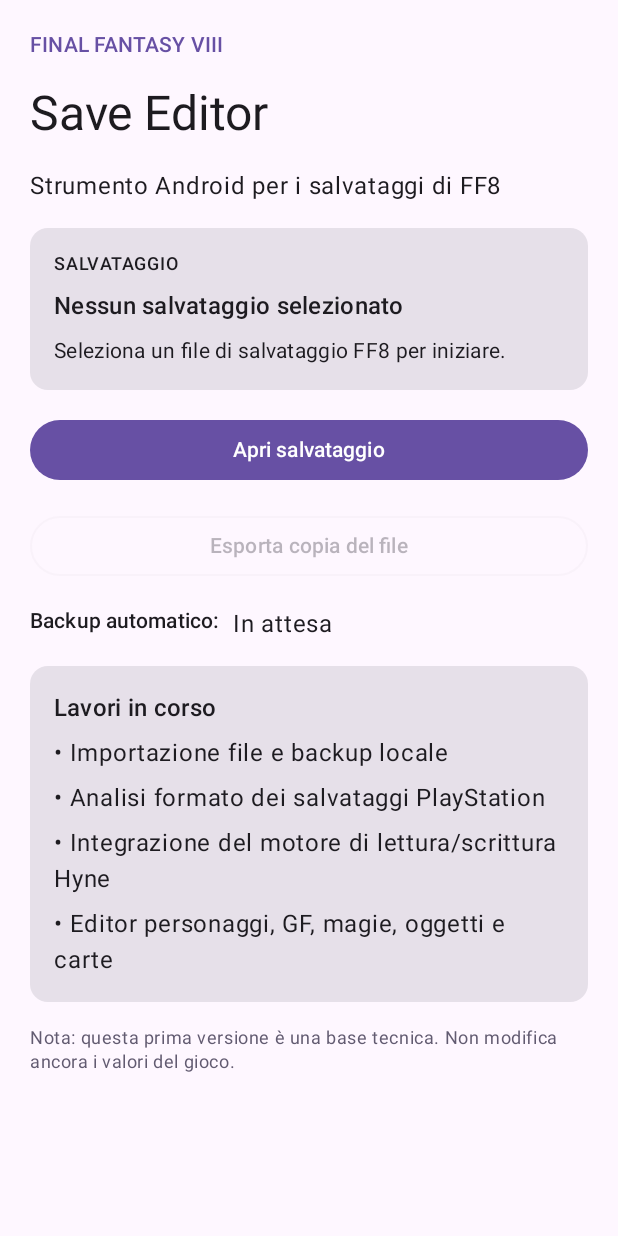
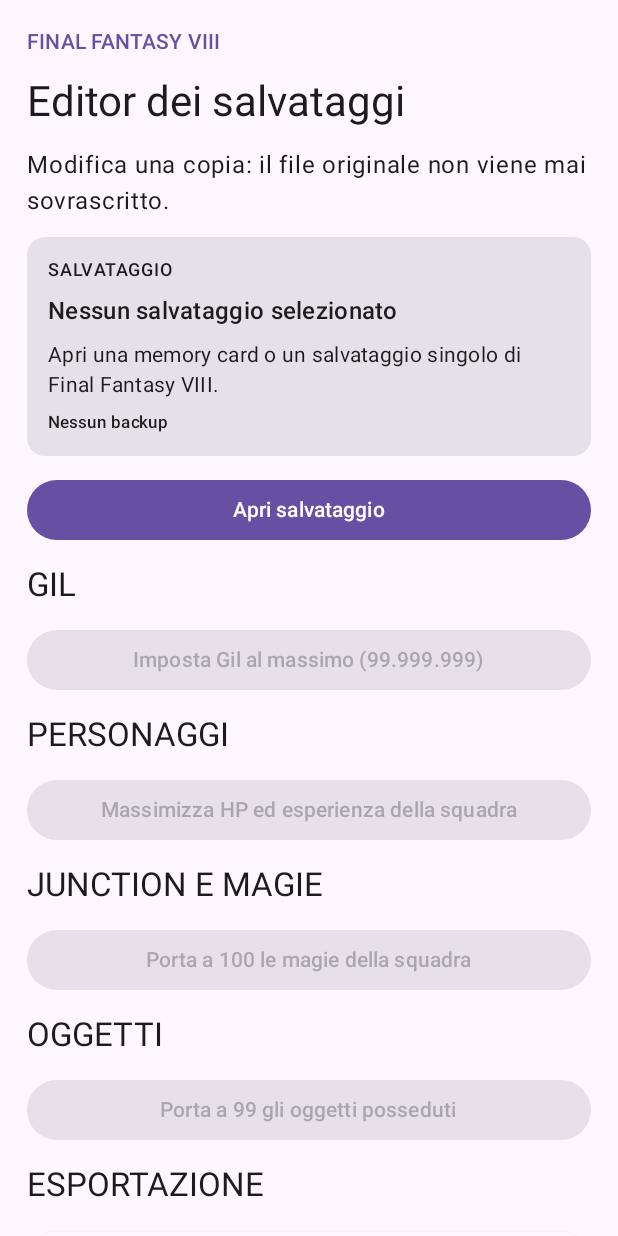
Before and after one commit to luciorizza1988-del/FF8SaveEditorAndroid, an Android app built with Jetpack Compose: the screen it shows after launch (MainActivity), on a phone screen of 412 x 824 dp. Run offline under Robolectric (Android 15) with nearby library versions, the phone set to English and light mode, and no system bars.

Commit message:
Translate editor to Italian and add max-value actions

```diff
--- a/app/src/main/java/it/luciorizza/ff8saveeditor/MainActivity.kt
+++ b/app/src/main/java/it/luciorizza/ff8saveeditor/MainActivity.kt
@@ -8,10 +8,11 @@ import androidx.activity.compose.setContent
 import androidx.activity.result.contract.ActivityResultContracts
 import androidx.compose.foundation.layout.Arrangement
 import androidx.compose.foundation.layout.Column
-import androidx.compose.foundation.layout.Row
 import androidx.compose.foundation.layout.fillMaxSize
 import androidx.compose.foundation.layout.fillMaxWidth
 import androidx.compose.foundation.layout.padding
+import androidx.compose.foundation.rememberScrollState
+import androidx.compose.foundation.verticalScroll
 import androidx.compose.material3.Button
 import androidx.compose.material3.Card
 import androidx.compose.material3.MaterialTheme
@@ -24,8 +25,6 @@ import androidx.compose.ui.unit.dp
 import java.io.File
 import java.io.FileOutputStream
 
-data class ImportedFile(val name: String, val bytes: ByteArray, val backup: File, val summary: String)
-
 class MainActivity : ComponentActivity() {
     override fun onCreate(savedInstanceState: Bundle?) {
         super.onCreate(savedInstanceState)
@@ -35,9 +34,21 @@ class MainActivity : ComponentActivity() {
     @Composable
     private fun SaveEditorHome() {
         var selectedName by remember { mutableStateOf("Nessun salvataggio selezionato") }
-        var status by remember { mutableStateOf("Seleziona un file di salvataggio FF8 per iniziare.") }
+        var status by remember { mutableStateOf("Apri una memory card o un salvataggio singolo di Final Fantasy VIII.") }
         var backupFile by remember { mutableStateOf<File?>(null) }
         var pendingBytes by remember { mutableStateOf<ByteArray?>(null) }
+        var saveOffset by remember { mutableIntStateOf(0) }
+
+        fun applyEdit(edit: (ByteArray, Int) -> FF8SaveWriter.EditResult?) {
+            val current = pendingBytes ?: run { status = "Prima apri un salvataggio."; return }
+            val result = edit(current, saveOffset)
+            if (result == null) {
+                status = "Modifica non applicata: formato o posizione del salvataggio non riconosciuti."
+            } else {
+                pendingBytes = result.bytes
+                status = "Modifica applicata alla copia in memoria. Esporta il file per conservarla; l'originale resta intatto."
+            }
+        }
 
         val exportLauncher = rememberLauncherForActivityResult(
             ActivityResultContracts.CreateDocument("application/octet-stream")
@@ -47,7 +58,7 @@ class MainActivity : ComponentActivity() {
                 runCatching {
                     contentResolver.openOutputStream(destination)?.use { it.write(bytes) }
                         ?: error("Impossibile aprire il file di destinazione")
-                }.onSuccess { status = "Copia esportata. Il file originale non è stato modificato." }
+                }.onSuccess { status = "Copia modificata esportata. L'originale non è stato sovrascritto." }
                     .onFailure { status = "Esportazione non riuscita: ${it.localizedMessage}" }
             }
         }
@@ -59,31 +70,34 @@ class MainActivity : ComponentActivity() {
                 runCatching {
                     val bytes = contentResolver.openInputStream(uri)?.use { it.readBytes() }
                         ?: error("Impossibile leggere il file")
-                    val name = uri.lastPathSegment?.substringAfterLast('/') ?: "ff8-save"
+                    val name = uri.lastPathSegment?.substringAfterLast('/') ?: "salvataggio-ff8"
                     val backupDir = File(filesDir, "backups").apply { mkdirs() }
-                    val backup = File(backupDir, "${System.currentTimeMillis()}-${name.replace(Regex("[^A-Za-z0-9._-]"), "_")}")
+                    val safeName = name.replace(Regex("[^A-Za-z0-9._-]"), "_")
+                    val backup = File(backupDir, "${System.currentTimeMillis()}-$safeName")
                     FileOutputStream(backup).use { it.write(bytes) }
-                    ImportedFile(name, bytes, backup, FF8SaveScanner.describe(bytes))
-                }.onSuccess { imported ->
-                    selectedName = imported.name
-                    pendingBytes = imported.bytes
-                    backupFile = imported.backup
-                    val preview = FF8SaveReader.read(imported.bytes)
+                    var foundOffset = 0
+                    if (bytes.size >= 131072) {
+                        for (slot in 0 until 15) {
+                            val offset = 8192 + slot * 8192
+                            if (FF8SaveReader.read(bytes, offset) != null) { foundOffset = offset; break }
+                        }
+                    }
+                    Triple(name, bytes, backup) to foundOffset
+                }.onSuccess { (file, offset) ->
+                    selectedName = file.first
+                    pendingBytes = file.second
+                    backupFile = file.third
+                    saveOffset = offset
+                    val preview = FF8SaveReader.read(file.second, offset)
                     status = buildString {
-                        append(imported.summary)
+                        append(FF8SaveScanner.describe(file.second))
                         if (preview != null) {
                             append("\n\n")
                             append(FF8SaveReader.format(preview))
-                        } else if (imported.bytes.size >= 131072) {
-                            for (slot in 0 until 15) {
-                                val offset = 8192 + slot * 8192
-                                val cardPreview = FF8SaveReader.read(imported.bytes, offset)
-                                if (cardPreview != null) {
-                                    append("\n\nSlot ").append(slot + 1).append(":\n")
-                                    append(FF8SaveReader.format(cardPreview))
-                                }
-                            }
+                        } else {
+                            append("\n\nSalvataggio FF8 non identificato automaticamente.")
                         }
+                        if (offset > 0) append("\nSlot individuato: ${(offset - 8192) / 8192 + 1}")
                     }
                 }.onFailure { status = "Apertura non riuscita: ${it.localizedMessage}" }
             }
@@ -91,53 +105,52 @@ class MainActivity : ComponentActivity() {
 
         Surface(modifier = Modifier.fillMaxSize(), color = MaterialTheme.colorScheme.background) {
             Column(
-                modifier = Modifier.fillMaxSize().padding(20.dp),
-                verticalArrangement = Arrangement.spacedBy(16.dp)
+                modifier = Modifier.fillMaxSize().verticalScroll(rememberScrollState()).padding(18.dp),
+                verticalArrangement = Arrangement.spacedBy(12.dp)
             ) {
                 Text("FINAL FANTASY VIII", style = MaterialTheme.typography.labelLarge,
                     color = MaterialTheme.colorScheme.primary)
-                Text("Save Editor", style = MaterialTheme.typography.headlineLarge)
-                Text("Strumento Android per i salvataggi di FF8")
+                Text("Editor dei salvataggi", style = MaterialTheme.typography.headlineMedium)
+                Text("Modifica una copia: il file originale non viene mai sovrascritto.")
                 Card(Modifier.fillMaxWidth()) {
-                    Column(Modifier.padding(16.dp), verticalArrangement = Arrangement.spacedBy(8.dp)) {
+                    Column(Modifier.padding(14.dp), verticalArrangement = Arrangement.spacedBy(7.dp)) {
                         Text("SALVATAGGIO", style = MaterialTheme.typography.labelMedium)
                         Text(selectedName, style = MaterialTheme.typography.titleMedium)
                         Text(status, style = MaterialTheme.typography.bodyMedium)
+                        Text(if (backupFile?.exists() == true) "Backup locale creato" else "Nessun backup",
+                            style = MaterialTheme.typography.labelSmall)
                     }
                 }
-                Button(
-                    onClick = { openLauncher.launch(arrayOf("*/*")) },
-                    modifier = Modifier.fillMaxWidth()
-                ) { Text("Apri salvataggio") }
-                OutlinedButton(
-                    onClick = {
-                        val bytes = pendingBytes
-                        if (bytes != null) {
-                            pendingBytes = bytes
-                            exportLauncher.launch("FF8-save-copy")
-                        }
-                    },
-                    enabled = pendingBytes != null,
-                    modifier = Modifier.fillMaxWidth()
-                ) { Text("Esporta copia del file") }
-                Row(horizontalArrangement = Arrangement.spacedBy(8.dp)) {
-                    Text("Backup automatico:", style = MaterialTheme.typography.labelLarge)
-                    Text(if (backupFile?.exists() == true) "Creato" else "In attesa")
+                Button(onClick = { openLauncher.launch(arrayOf("*/*")) }, modifier = Modifier.fillMaxWidth()) {
+                    Text("Apri salvataggio")
                 }
-                Card(Modifier.fillMaxWidth()) {
-                    Column(Modifier.padding(16.dp), verticalArrangement = Arrangement.spacedBy(6.dp)) {
-                        Text("Lavori in corso", style = MaterialTheme.typography.titleMedium)
-                        Text("• Importazione file e backup locale")
-                        Text("• Analisi formato dei salvataggi PlayStation")
-                        Text("• Integrazione del motore di lettura/scrittura Hyne")
-                        Text("• Editor personaggi, GF, magie, oggetti e carte")
-                    }
+                Text("GIL", style = MaterialTheme.typography.titleLarge)
+                Button(onClick = { applyEdit { b, o -> FF8SaveWriter.updateGil(b, o, 99999999L) } },
+                    enabled = pendingBytes != null, modifier = Modifier.fillMaxWidth()) {
+                    Text("Imposta Gil al massimo (99.999.999)")
                 }
-                Text(
-                    "Nota: questa prima versione è una base tecnica. Non modifica ancora i valori del gioco.",
-                    style = MaterialTheme.typography.bodySmall,
-                    color = MaterialTheme.colorScheme.secondary
-                )
+                Text("PERSONAGGI", style = MaterialTheme.typography.titleLarge)
+                Button(onClick = { applyEdit { b, o -> FF8SaveWriter.maximizeParty(b, o) } },
+                    enabled = pendingBytes != null, modifier = Modifier.fillMaxWidth()) {
+                    Text("Massimizza HP ed esperienza della squadra")
+                }
+                Text("JUNCTION E MAGIE", style = MaterialTheme.typography.titleLarge)
+                Button(onClick = { applyEdit { b, o -> FF8SaveWriter.maximizeJunctionMagic(b, o) } },
+                    enabled = pendingBytes != null, modifier = Modifier.fillMaxWidth()) {
+                    Text("Porta a 100 le magie della squadra")
+                }
+                Text("OGGETTI", style = MaterialTheme.typography.titleLarge)
+                Button(onClick = { applyEdit { b, o -> FF8SaveWriter.maximizeItems(b, o) } },
+                    enabled = pendingBytes != null, modifier = Modifier.fillMaxWidth()) {
+                    Text("Porta a 99 gli oggetti posseduti")
+                }
+                Text("ESPORTAZIONE", style = MaterialTheme.typography.titleLarge)
+                OutlinedButton(onClick = { exportLauncher.launch("Final-Fantasy-VIII-modificato.mcd") },
+                    enabled = pendingBytes != null, modifier = Modifier.fillMaxWidth()) {
+                    Text("Esporta copia modificata")
+                }
+                Text("Nota: Junction massimizza le scorte di magie dei tre personaggi attivi. GF e carte saranno aggiunti dopo la verifica dei rispettivi dati.",
+                    style = MaterialTheme.typography.bodySmall, color = MaterialTheme.colorScheme.secondary)
             }
         }
     }
```
